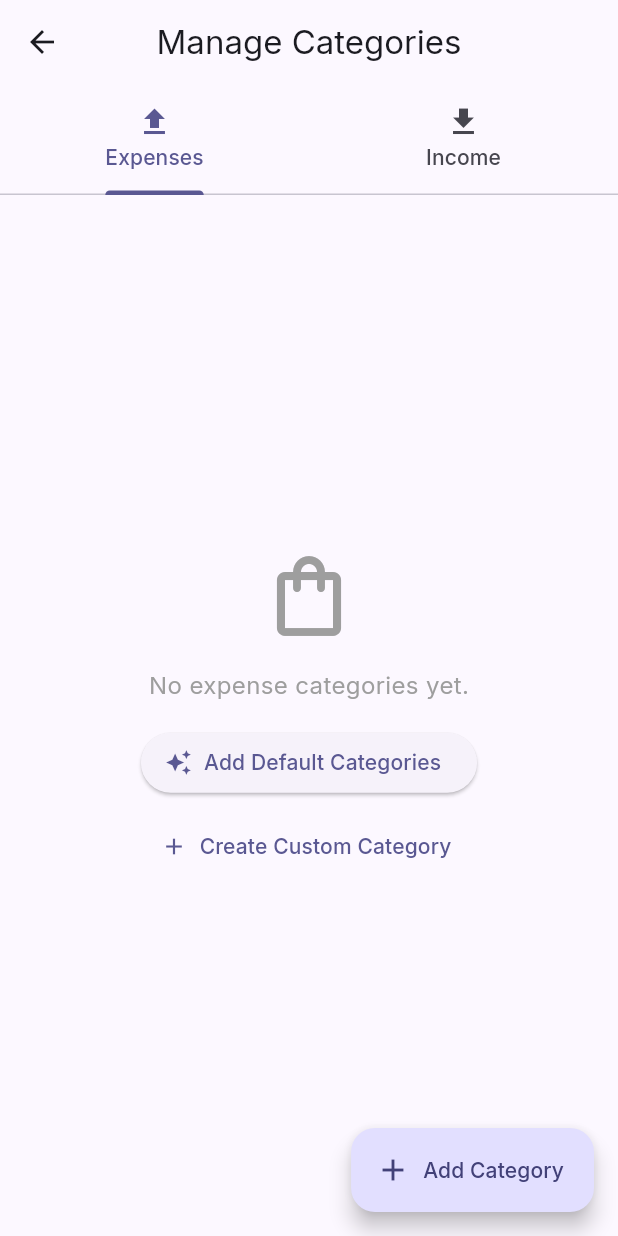
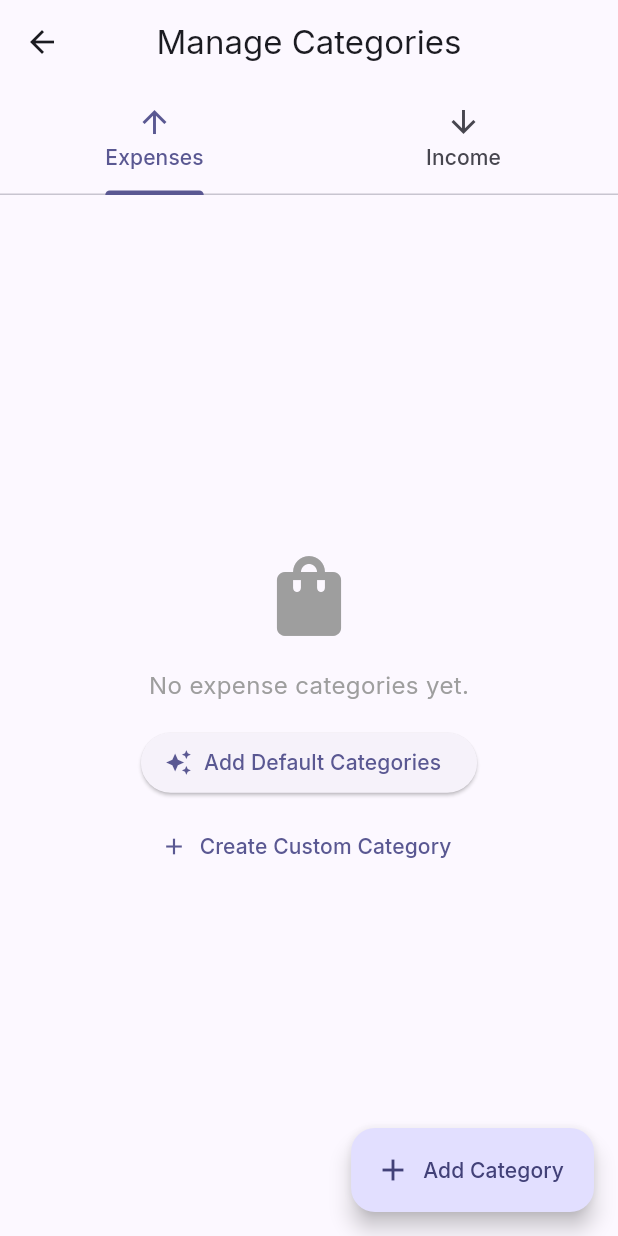
Before and after one commit to shenmareparas/expense_tracker, a Flutter app: the screen it shows once a user with an empty profile is signed in, item 3 of the bottom bar chosen, after a tap on "Manage Categories", on a phone screen of 412 x 824 dp. Run offline on Flutter 3.47's test engine with Material 3 defaults, Android fonts, the phone set to English and light mode, and no system bars; our stand-ins replace fl_chart, google_fonts, shared_preferences, supabase_flutter; accounts and stored records are empty; network calls fail.

Commit message:
refactor: Update various outlined icons to their solid variants and add description validation for transactions.

```diff
--- a/lib/views/auth/login_page.dart
+++ b/lib/views/auth/login_page.dart
@@ -159,7 +159,7 @@ class _LoginPageState extends State<LoginPage> {
                   _buildTextField(
                     controller: _emailController,
                     label: 'Email',
-                    icon: Icons.email_outlined,
+                    icon: Icons.email,
                     keyboardType: TextInputType.emailAddress,
                   ),
                   const SizedBox(height: 16),
@@ -171,8 +171,8 @@ class _LoginPageState extends State<LoginPage> {
                     suffixIcon: IconButton(
                       icon: Icon(
                         _obscurePassword
-                            ? Icons.visibility_outlined
-                            : Icons.visibility_off_outlined,
+                            ? Icons.visibility
+                            : Icons.visibility_off,
                         size: 22,
                         color: Theme.of(
                           context,
--- a/lib/views/home/widgets/filter_bottom_sheet.dart
+++ b/lib/views/home/widgets/filter_bottom_sheet.dart
@@ -97,7 +97,7 @@ void showFilterBottomSheet(
                     key: ValueKey(selectedCategory),
                     value: selectedCategory,
                     hint: 'All Categories',
-                    prefixIcon: Icons.category_outlined,
+                    prefixIcon: Icons.category,
                     items: [
                       const DropdownMenuItem(
                         value: null,
--- a/lib/views/home/widgets/transaction_list.dart
+++ b/lib/views/home/widgets/transaction_list.dart
@@ -110,7 +110,7 @@ class _TransactionListViewState extends State<TransactionListView> {
           mainAxisAlignment: MainAxisAlignment.center,
           children: [
             Icon(
-              Icons.receipt_long_outlined,
+              Icons.receipt_long,
               size: 80,
               color: Theme.of(
                 context,
--- a/lib/views/settings/manage_categories_page.dart
+++ b/lib/views/settings/manage_categories_page.dart
@@ -100,8 +100,8 @@ class _ManageCategoriesPageState extends State<ManageCategoriesPage> {
           title: const Text('Manage Categories'),
           bottom: const TabBar(
             tabs: [
-              Tab(text: 'Expenses', icon: Icon(Icons.upload)),
-              Tab(text: 'Income', icon: Icon(Icons.download)),
+              Tab(text: 'Expenses', icon: Icon(Icons.arrow_upward)),
+              Tab(text: 'Income', icon: Icon(Icons.arrow_downward)),
             ],
           ),
         ),
@@ -154,8 +154,8 @@ class _ManageCategoriesPageState extends State<ManageCategoriesPage> {
           children: [
             Icon(
               type == 'expense'
-                  ? Icons.shopping_bag_outlined
-                  : Icons.account_balance_wallet_outlined,
+                  ? Icons.shopping_bag
+                  : Icons.account_balance_wallet,
               size: 64,
               color: Colors.grey,
             ),
--- a/lib/views/settings/settings_page.dart
+++ b/lib/views/settings/settings_page.dart
@@ -22,7 +22,7 @@ class SettingsPage extends StatelessWidget {
           children: [
             ListTile(
               leading: Icon(
-                Icons.category_outlined,
+                Icons.category,
                 color: Theme.of(context).colorScheme.primary,
               ),
               title: const Text(
@@ -42,7 +42,7 @@ class SettingsPage extends StatelessWidget {
             const Divider(height: 1, indent: 16, endIndent: 16),
             ListTile(
               leading: Icon(
-                Icons.cached_outlined,
+                Icons.cached,
                 color: Theme.of(context).colorScheme.primary,
               ),
               title: const Text(
@@ -80,7 +80,7 @@ class SettingsPage extends StatelessWidget {
           children: [
             ListTile(
               leading: Icon(
-                Icons.palette_outlined,
+                Icons.palette,
                 color: Theme.of(context).colorScheme.primary,
               ),
               title: const Text(
```
Also changed, not shown: lib/views/transaction/add_transaction_page.dart (+11 -6 lines).
